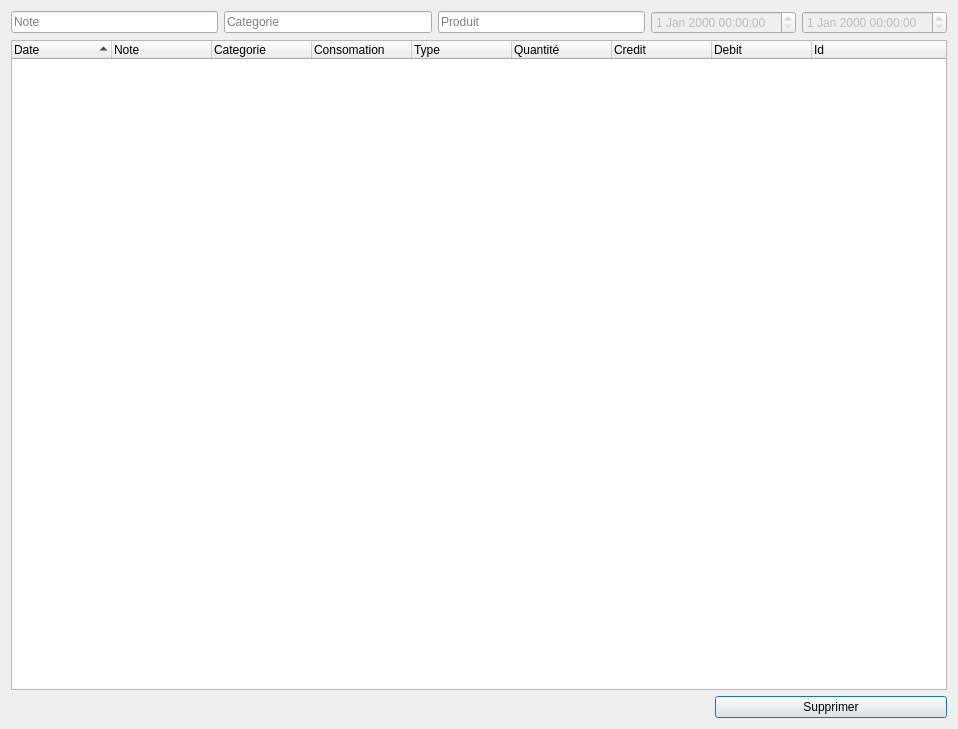
Above: application/ui/history.ui from nils-van-zuijlen/Enibar before the change. Below: the same form after it.
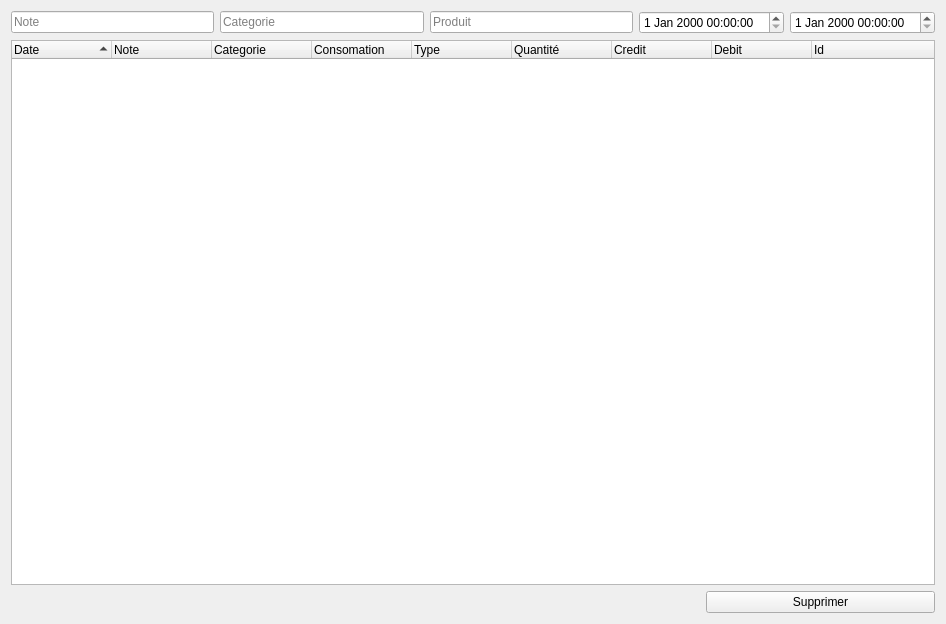
That is the form after the change.

Commit message: handle date selction in history window. This may help with performances unless (ten|hundred) thousand of transactions are made everyday.

```diff
--- a/application/ui/history.ui
+++ b/application/ui/history.ui
@@ -6,8 +6,8 @@
    <rect>
     <x>0</x>
     <y>0</y>
-    <width>958</width>
-    <height>729</height>
+    <width>946</width>
+    <height>624</height>
    </rect>
   </property>
   <property name="windowTitle">
@@ -16,6 +16,9 @@
   <layout class="QGridLayout" name="gridLayout">
    <item row="2" column="3">
     <widget class="QPushButton" name="delete_button">
+     <property name="focusPolicy">
+      <enum>Qt::NoFocus</enum>
+     </property>
      <property name="text">
       <string>Supprimer</string>
      </property>
@@ -67,18 +70,10 @@
        </widget>
       </item>
       <item>
-       <widget class="QDateTimeEdit" name="dateTimeEdit">
-        <property name="enabled">
-         <bool>false</bool>
-        </property>
-       </widget>
+       <widget class="QDateTimeEdit" name="datetime_from"/>
       </item>
       <item>
-       <widget class="QDateTimeEdit" name="dateTimeEdit_2">
-        <property name="enabled">
-         <bool>false</bool>
-        </property>
-       </widget>
+       <widget class="QDateTimeEdit" name="datetime_to"/>
       </item>
      </layout>
     </widget>
```
Left out of the diff: 39 changed lines with no effect on the pictures. The commit also changes 1 other file.
